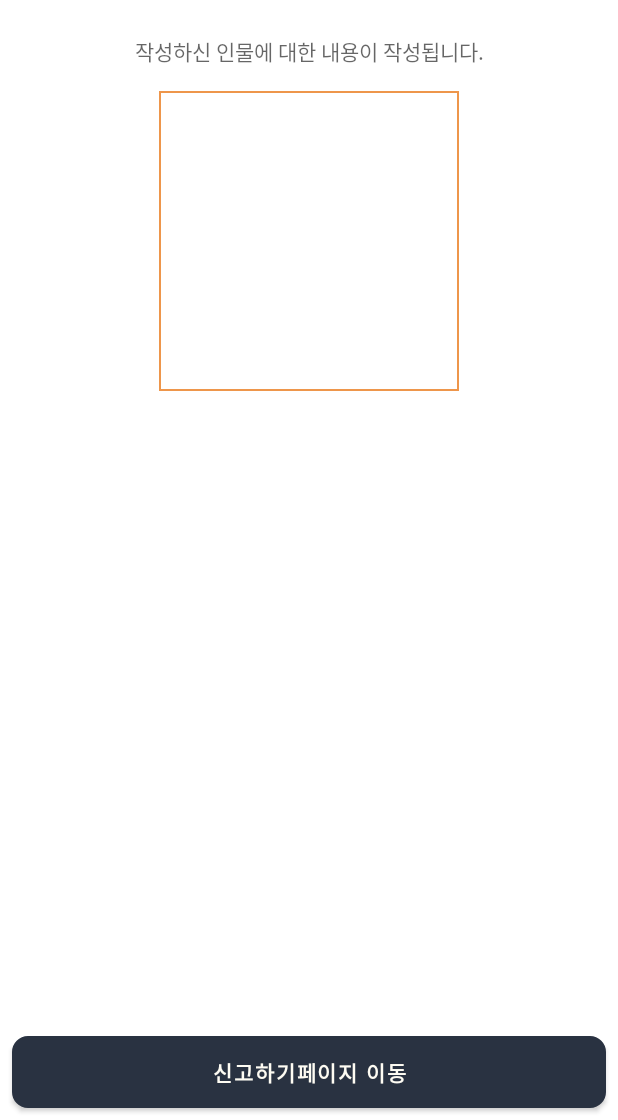
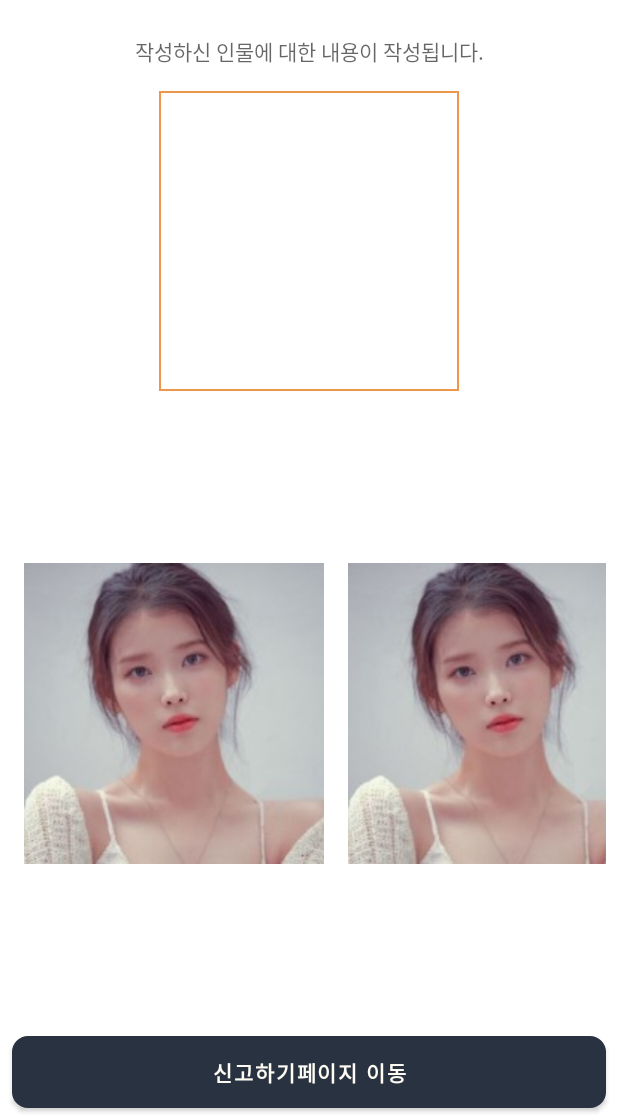
Before and after one commit to eunjeean/project_catchface_app, an Android app: the MonFaceListActivity screen opened directly, with no data from a screen before it, on a phone screen of 412 x 824 dp, the part 116-1236 px from its top. Run offline under Robolectric (Android 15) with nearby library versions, the phone set to English and light mode, and no system bars.

Commit message:
1. 범죄자 리스트 수정 2. adpater, vo 추가 2. 이미지 추가

```diff
--- a/app/src/main/java/com/example/fersonaapplication/MonFaceListActivity.java
+++ b/app/src/main/java/com/example/fersonaapplication/MonFaceListActivity.java
@@ -1,17 +1,26 @@
 package com.example.fersonaapplication;
 
 import androidx.appcompat.app.AppCompatActivity;
+import androidx.recyclerview.widget.LinearLayoutManager;
 import androidx.recyclerview.widget.RecyclerView;
 
+import android.content.Intent;
 import android.os.Bundle;
+import android.util.Log;
 import android.view.View;
 import android.widget.Button;
 import android.widget.ImageView;
 import android.widget.TextView;
 
+import java.util.ArrayList;
+
 public class MonFaceListActivity extends AppCompatActivity implements View.OnClickListener {
 
-    RecyclerView wantedList_rv;
+
+    private RecyclerView wantedList_rv;
+    private MonRAdapter adapter;
+    private ArrayList<MonFaceListVO> data;
+
     ImageView logoImg, watnedImg;
     TextView voiceTv;
     Button reportMoveBtn;
@@ -21,6 +30,7 @@ public class MonFaceListActivity extends AppCompatActivity implements View.OnCli
         super.onCreate(savedInstanceState);
         setContentView(R.layout.activity_mon_face_list);
 
+        data = new ArrayList<>();
         wantedList_rv = findViewById(R.id.wantedList_rv);
 
         logoImg = findViewById(R.id.logo_img);
@@ -33,11 +43,43 @@ public class MonFaceListActivity extends AppCompatActivity implements View.OnCli
         logoImg.setOnClickListener(this);
         reportMoveBtn.setOnClickListener(this);
 
+        // RecyclerView
+        for(int i=0;i<4;i++){
+            addItem("img");
+        }
+
+        adapter = new MonRAdapter(data);
+        wantedList_rv.setAdapter(adapter);
+        wantedList_rv.setLayoutManager(new LinearLayoutManager(this,RecyclerView.HORIZONTAL, false));
+
     }
 
+    public void addItem(String imgName){
+        MonFaceListVO item = new MonFaceListVO();
+
+        item.setMonList(imgName);
+
+        data.add(item);
+    }
 
     @Override
     public void onClick(View view) {
+        switch (view.getId()){
+            case R.id.logo_img:
+                Log.d("MonFaceListActivity","click_logo");
+                Intent logoIntent = new Intent(MonFaceListActivity.this, MainActivity.class);
+                startActivity(logoIntent);
+                finish();
+                break;
+
+            case R.id.reportMove_btn:
+                Log.d("MonFaceListActivity","신고하기 페이지로 이동");
+                Intent reportIntent = new Intent(MonFaceListActivity.this, ReportActivity.class);
+                // 데이터 받아서 신고하기 페이지로 이동되어야함
+                startActivity(reportIntent);
+                finish();
+                break;
+        }
 
     }
 }
--- /dev/null
+++ b/app/src/main/java/com/example/fersonaapplication/MonFaceListVO.java
@@ -0,0 +1,13 @@
+package com.example.fersonaapplication;
+
+public class MonFaceListVO {
+    private String monList;
+
+    public String getMonList() {
+        return monList;
+    }
+
+    public void setMonList(String monList) {
+        this.monList = monList;
+    }
+}
--- /dev/null
+++ b/app/src/main/java/com/example/fersonaapplication/MonRAdapter.java
@@ -0,0 +1,59 @@
+package com.example.fersonaapplication;
+
+import android.content.Context;
+import android.view.LayoutInflater;
+import android.view.View;
+import android.view.ViewGroup;
+import android.widget.ImageView;
+import android.widget.TextView;
+
+import androidx.annotation.NonNull;
+import androidx.recyclerview.widget.RecyclerView;
+
+import com.example.fersonaapplication.MonFaceListVO;
+
+import java.util.ArrayList;
+
+public class MonRAdapter extends RecyclerView.Adapter<MonRAdapter.ViewHolder>{
+    public class ViewHolder extends RecyclerView.ViewHolder {
+        ImageView wantedItemImg;
+
+        public ViewHolder(@NonNull View itemView) {
+            super(itemView);
+
+            wantedItemImg = itemView.findViewById(R.id.wantedItemImg);
+        }
+    }
+
+    private ArrayList<MonFaceListVO> mList = null;
+
+    public MonRAdapter(ArrayList<MonFaceListVO> mList) {
+        this.mList = mList;
+    }
+
+    // 아이템 뷰를 위한 뷰홀더 객체를 생성하여 리턴
+    @NonNull
+    @Override
+    public ViewHolder onCreateViewHolder(@NonNull ViewGroup parent, int viewType) {
+        Context context = parent.getContext();
+        LayoutInflater inflater = (LayoutInflater) context.getSystemService(Context.LAYOUT_INFLATER_SERVICE);
+
+        View view = inflater.inflate(R.layout.monlist_item, parent, false);
+        MonRAdapter.ViewHolder vh = new MonRAdapter.ViewHolder(view);
+        return vh;
+    }
+    // position에 해당하는 데이터를 뷰홀더의 아이템뷰에 표시
+    @Override
+    public void onBindViewHolder(@NonNull ViewHolder holder, int position) {
+        MonFaceListVO item = mList.get(position);
+
+        holder.wantedItemImg.setImageResource(R.drawable.img1);   // 기본 파일로 이미지 띄움
+    }
+
+    @Override
+    public int getItemCount() {
+        return mList.size();
+    }
+
+
+}
--- a/app/src/main/res/layout/activity_mon_face_list.xml
+++ b/app/src/main/res/layout/activity_mon_face_list.xml
@@ -59,16 +59,12 @@
     <androidx.recyclerview.widget.RecyclerView
         android:id="@+id/wantedList_rv"
         android:layout_width="match_parent"
-        android:layout_height="200dp"
+        android:layout_height="wrap_content"
         android:layout_margin="8dp"
-        android:orientation="horizontal"
         app:layout_constraintBottom_toTopOf="@+id/reportMove_btn"
         app:layout_constraintEnd_toEndOf="@+id/wantedImg"
         app:layout_constraintStart_toStartOf="@+id/wantedImg"
-        app:layout_constraintTop_toBottomOf="@+id/wantedImg">
-
-
-    </androidx.recyclerview.widget.RecyclerView>
+        app:layout_constraintTop_toBottomOf="@+id/wantedImg"/>
 
     <Button
         android:id="@+id/reportMove_btn"
--- /dev/null
+++ b/app/src/main/res/layout/monlist_item.xml
@@ -0,0 +1,18 @@
+<?xml version="1.0" encoding="utf-8"?>
+<androidx.constraintlayout.widget.ConstraintLayout xmlns:android="http://schemas.android.com/apk/res/android"
+    xmlns:app="http://schemas.android.com/apk/res-auto"
+    android:layout_width="200dp"
+    android:layout_height="wrap_content"
+    android:layout_margin="8dp">
+
+    <ImageView
+        android:id="@+id/wantedItemImg"
+        android:layout_width="match_parent"
+        android:layout_height="match_parent"
+        android:src="@drawable/img1"
+        app:layout_constraintBottom_toBottomOf="parent"
+        app:layout_constraintEnd_toEndOf="parent"
+        app:layout_constraintStart_toStartOf="parent"
+        app:layout_constraintTop_toTopOf="parent" />
+
+</androidx.constraintlayout.widget.ConstraintLayout>
```
Also changed, not shown: app/src/main/res/drawable/img1.jpg (added).
